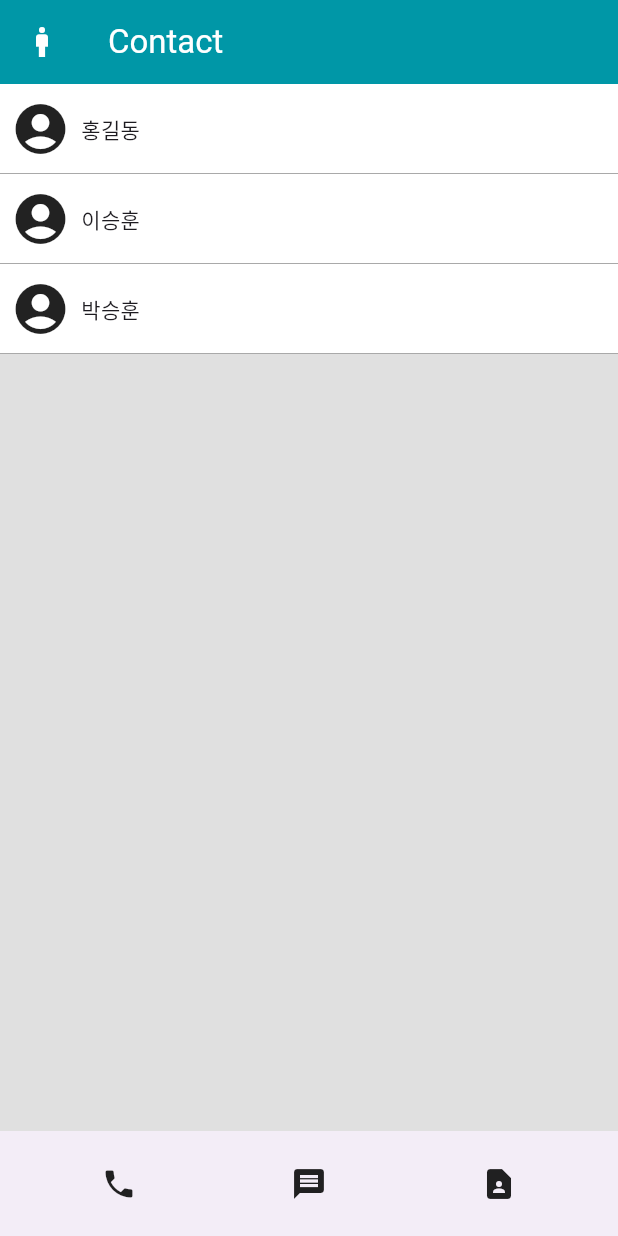
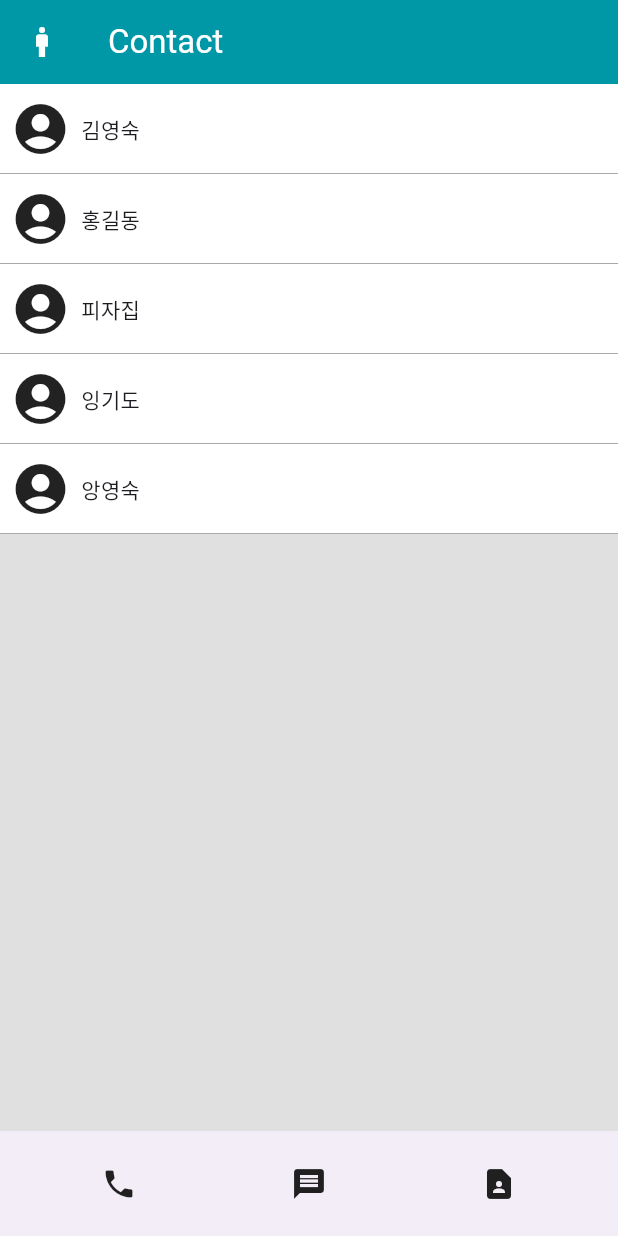
Before and after one commit to Idooru/codingapple_flutter_contact, a Flutter app: the screen it shows after launch, on a phone screen of 412 x 824 dp. Run offline on Flutter 3.47's test engine with Material 3 defaults, Android fonts, the phone set to English and light mode, and no system bars.

```diff
--- a/lib/body.dart
+++ b/lib/body.dart
@@ -2,24 +2,18 @@ import 'package:contact/profile.dart';
 import 'package:flutter/material.dart';
 
 class Body extends StatelessWidget {
-  const Body({super.key});
+  List<String> names;
+  Body({super.key, required this.names});
 
   @override
   Widget build(BuildContext context) {
     return Container(
       color: Colors.grey[300],
-      child: ListView(
-        children: [
-          Profile(
-            name: "홍길동",
-          ),
-          Profile(
-            name: "이승훈",
-          ),
-          Profile(
-            name: "박승훈",
-          ),
-        ],
+      child: ListView.builder(
+        itemCount: names.length,
+        itemBuilder: (context, i) {
+          return Profile(name: names[i]);
+        },
       ),
     );
   }
--- a/lib/main.dart
+++ b/lib/main.dart
@@ -4,18 +4,25 @@ import 'package:contact/header.dart';
 import 'package:flutter/material.dart';
 
 void main() {
-  runApp(const MyApp());
+  runApp(MyApp());
 }
 
-class MyApp extends StatelessWidget {
-  const MyApp({super.key});
+class MyApp extends StatefulWidget {
+  MyApp({super.key});
+
+  @override
+  State<StatefulWidget> createState() => _MyAppState();
+}
+
+class _MyAppState extends State<MyApp> {
+  var names = ['김영숙', '홍길동', '피자집', '잉기도', '앙영숙'];
 
   @override
   Widget build(BuildContext context) {
     return MaterialApp(
       home: Scaffold(
         appBar: Header(),
-        body: Body(),
+        body: Body(names: names),
         bottomNavigationBar: Footer(),
       ),
     );
```
Also changed, not shown: 1 other file.
